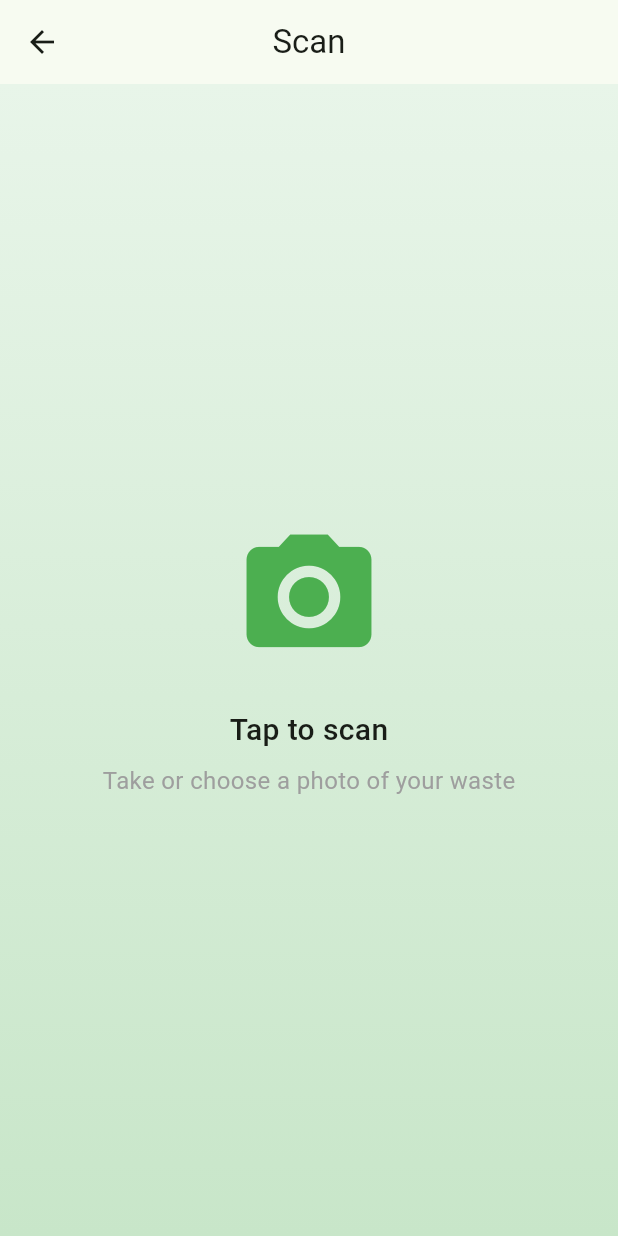
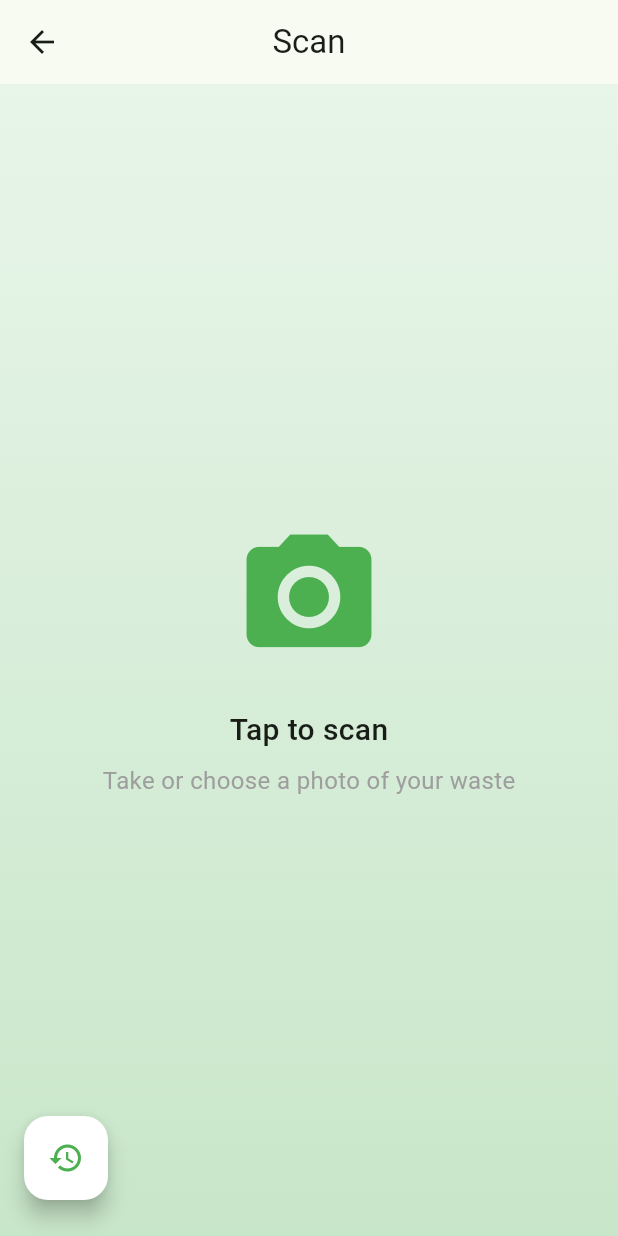
Before and after one commit to Prostotatik/kitakitar, a Flutter app: the ScanScreen screen opened directly, on a phone screen of 412 x 824 dp. Run offline on Flutter 3.47's test engine with Material 3 defaults, Android fonts, the phone set to English and light mode, and no system bars; our stand-ins replace cached_network_image, cloud_firestore, cloud_functions, firebase_auth, firebase_core, firebase_storage and 7 more; missing offline and left inert: dart:js, dart:js_util, mobile_scanner; accounts and stored records are empty.

Commit message:
AI recognition history

```diff
--- a/mobile/lib/main.dart
+++ b/mobile/lib/main.dart
@@ -11,6 +11,7 @@ import 'package:kitakitar_mobile/screens/auth/register_screen.dart';
 import 'package:kitakitar_mobile/screens/auth/forgot_password_screen.dart';
 import 'package:kitakitar_mobile/screens/main/main_screen.dart';
 import 'package:kitakitar_mobile/screens/scan/scan_result_screen.dart';
+import 'package:kitakitar_mobile/screens/scan/scan_history_screen.dart';
 import 'package:kitakitar_mobile/models/ai_scan_model.dart';
 import 'package:kitakitar_mobile/screens/qr/qr_scanner_screen.dart';
 
@@ -144,8 +145,13 @@ final GoRouter _router = GoRouter(
           detectedMaterials: materials,
           preparationTip: args?['preparationTip'] as String?,
           imagePath: args?['imagePath'] as String?,
+          imageUrl: args?['imageUrl'] as String?,
         );
       },
+    ),
+    GoRoute(
+      path: '/scan-history',
+      builder: (context, state) => const ScanHistoryScreen(),
     ),
     GoRoute(
       path: '/qr-scanner',
--- a/mobile/lib/models/ai_scan_model.dart
+++ b/mobile/lib/models/ai_scan_model.dart
@@ -51,3 +51,23 @@ class ScanResult {
     );
   }
 }
+
+/// Persisted scan history entry from Firestore ai_scans collection.
+class ScanHistoryItem {
+  final String id;
+  final String imageUrl;
+  final List<DetectedMaterial> materials;
+  final String? preparationTip;
+  final DateTime createdAt;
+
+  ScanHistoryItem({
+    required this.id,
+    required this.imageUrl,
+    required this.materials,
+    this.preparationTip,
+    required this.createdAt,
+  });
+
+  String get materialsSummary =>
+      materials.map((m) => m.type).join(', ');
+}
--- a/mobile/lib/screens/scan/scan_screen.dart
+++ b/mobile/lib/screens/scan/scan_screen.dart
@@ -129,7 +129,9 @@ class _ScanScreenState extends State<ScanScreen> {
       appBar: AppBar(
         title: const Text('Scan'),
       ),
-      body: GestureDetector(
+      body: Stack(
+        children: [
+          GestureDetector(
             onTap: _isProcessing ? null : _showImageSourcePicker,
             child: Container(
               width: double.infinity,
@@ -185,6 +187,18 @@ class _ScanScreenState extends State<ScanScreen> {
                     ),
             ),
           ),
+          Positioned(
+            left: 16,
+            bottom: 24,
+            child: FloatingActionButton(
+              heroTag: 'scan_history',
+              backgroundColor: Colors.white,
+              onPressed: () => context.push('/scan-history'),
+              child: const Icon(Icons.history, color: Color(0xFF4CAF50)),
+            ),
+          ),
+        ],
+      ),
     );
   }
 }
--- a/mobile/lib/services/ai_service.dart
+++ b/mobile/lib/services/ai_service.dart
@@ -32,7 +32,7 @@ Rules:
 
   GenerativeModel get _generativeModel {
     _model ??= GenerativeModel(
-      model: 'gemini-1.5-flash',
+      model: 'gemini-2.5-flash',
       apiKey: geminiApiKey,
       generationConfig: GenerationConfig(
         temperature: 0.2,
```
Also changed, not shown: mobile/lib/screens/scan/scan_history_screen.dart (added, +194 -0 lines), mobile/lib/screens/scan/scan_result_screen.dart (+27 -7 lines), mobile/lib/services/firestore_service.dart (+23 -0 lines). Lines whose indentation alone changed are shown as unchanged.
